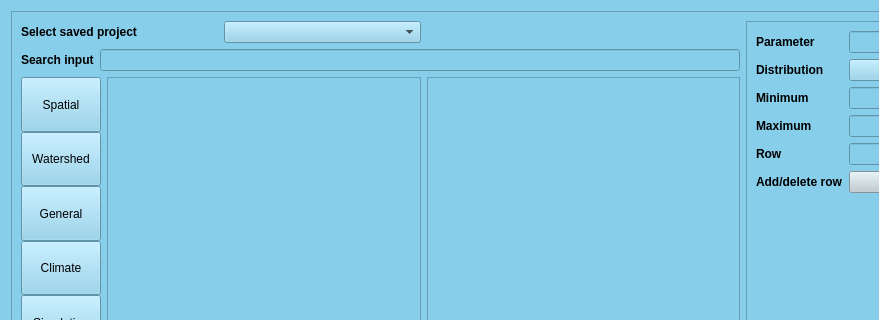
Before: the Qt Designer form ui/sensitivity.ui in Inigobarbe/QAnnAGNPS, drawn with Qt 5; both pictures show x 0 to 879 and y 0 to 320 of the 1081 by 725 pixel window.
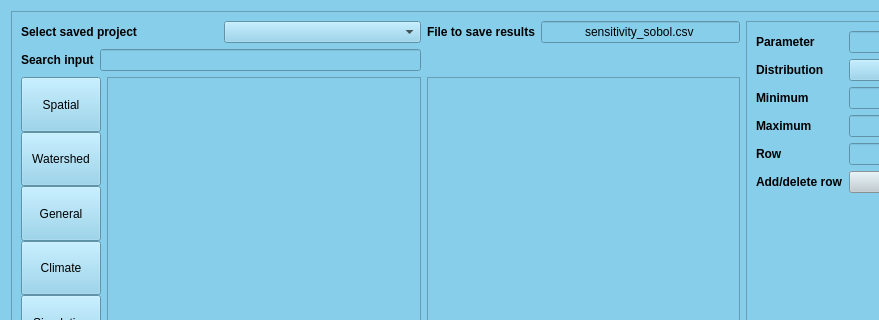
After: the same form once the commit is applied.

```diff
--- a/ui/sensitivity.ui
+++ b/ui/sensitivity.ui
@@ -433,6 +433,33 @@
         </item>
        </layout>
       </item>
+      <item row="0" column="2">
+       <layout class="QHBoxLayout" name="horizontalLayout_4">
+        <item>
+         <widget class="QLabel" name="label_11">
+          <property name="font">
+           <font>
+            <weight>75</weight>
+            <bold>true</bold>
+           </font>
+          </property>
+          <property name="text">
+           <string>File to save results</string>
+          </property>
+         </widget>
+        </item>
+        <item>
+         <widget class="QLineEdit" name="file_save">
+          <property name="text">
+           <string>sensitivity_sobol.csv</string>
+          </property>
+          <property name="alignment">
+           <set>Qt::AlignCenter</set>
+          </property>
+         </widget>
+        </item>
+       </layout>
+      </item>
       <item row="0" column="3" rowspan="3">
        <widget class="QFrame" name="frame_4">
         <property name="maximumSize">
@@ -682,7 +709,7 @@
         </layout>
        </widget>
       </item>
-      <item row="1" column="0" colspan="3">
+      <item row="1" column="0" colspan="2">
        <layout class="QHBoxLayout" name="horizontalLayout_2">
         <item>
          <widget class="QLabel" name="label">
```
Left out of the diff: 4 changed lines with no effect on the pictures.
